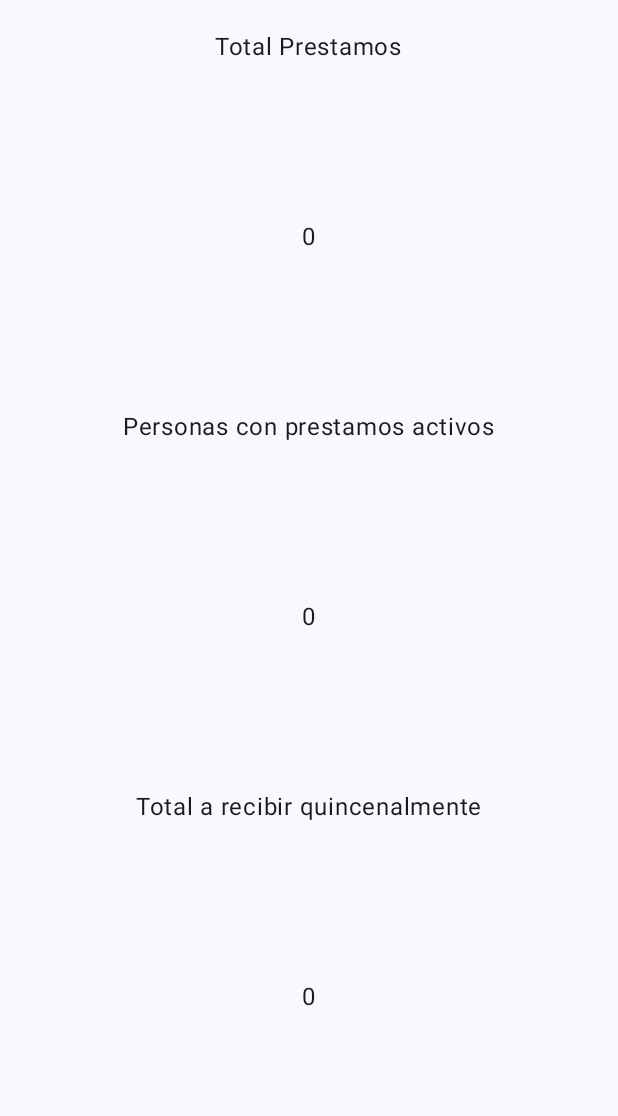
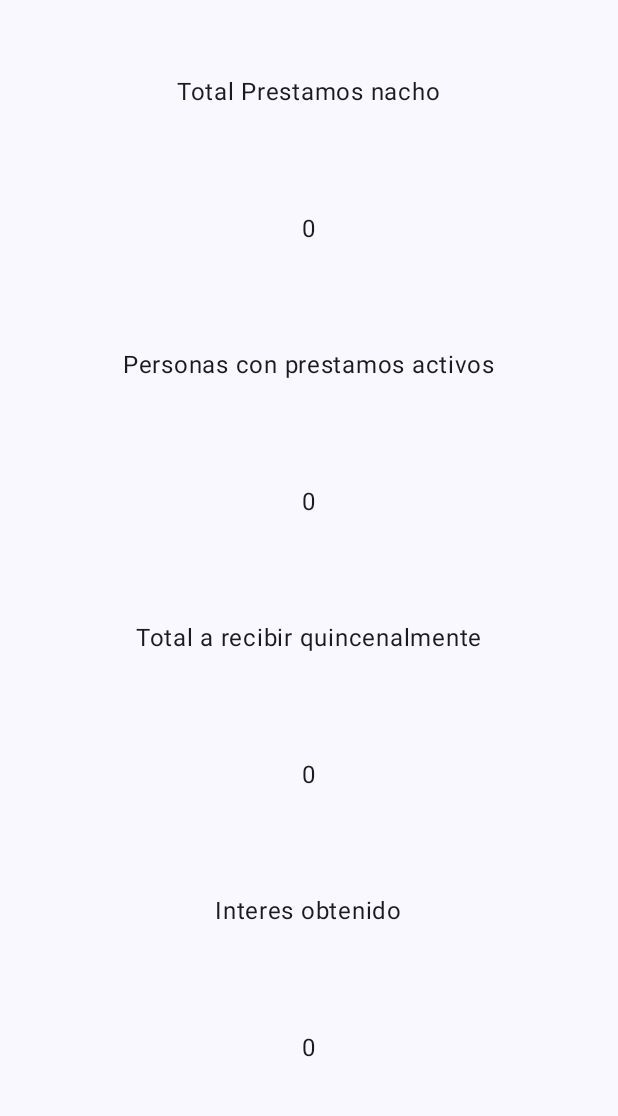
Before and after one commit to nacho914/Viclends, an Android app built with Jetpack Compose: the screen it shows after launch (MainActivity), on a phone screen of 412 x 824 dp, the part 96-1212 px from its top. Run offline under Robolectric (Android 15) with nearby library versions, the phone set to English and light mode, and no system bars.

Commit message:
Add a new rows for interes obtenido and add the padding for the content.

```diff
--- a/app/src/main/java/victor/paez/viclends/MainActivity.kt
+++ b/app/src/main/java/victor/paez/viclends/MainActivity.kt
@@ -1,9 +1,9 @@
 package victor.paez.viclends
 
-import android.annotation.SuppressLint
 import android.os.Bundle
 import androidx.activity.ComponentActivity
 import androidx.activity.compose.setContent
+import androidx.compose.foundation.layout.PaddingValues
 import androidx.compose.material3.CenterAlignedTopAppBar
 import androidx.compose.material3.ExperimentalMaterial3Api
 import androidx.compose.material3.MaterialTheme
@@ -13,12 +13,11 @@ import androidx.compose.material3.TopAppBarDefaults
 import androidx.compose.runtime.Composable
 import androidx.compose.ui.text.style.TextOverflow
 import androidx.compose.ui.tooling.preview.Preview
+import androidx.compose.ui.unit.dp
 import victor.paez.dashboard.Dashboard
 import victor.paez.viclends.ui.theme.ViclendsTheme
 
 class MainActivity : ComponentActivity() {
-
-    @SuppressLint("UnusedMaterial3ScaffoldPaddingParameter")
     @OptIn(ExperimentalMaterial3Api::class)
     override fun onCreate(savedInstanceState: Bundle?) {
         super.onCreate(savedInstanceState)
@@ -39,7 +38,7 @@ class MainActivity : ComponentActivity() {
                             ),
                         )
                     },
-                    content = { Dashboard() },
+                    content = { innerPadding -> Dashboard(innerPadding) },
                     // color = MaterialTheme.colorScheme.background,
                 )
             }
@@ -51,6 +50,6 @@ class MainActivity : ComponentActivity() {
 @Composable
 fun GreetingPreview() {
     ViclendsTheme {
-        Dashboard()
+        Dashboard(PaddingValues(16.dp))
     }
 }
--- a/dashboard/src/main/java/victor/paez/dashboard/DashboardScreen.kt
+++ b/dashboard/src/main/java/victor/paez/dashboard/DashboardScreen.kt
@@ -2,6 +2,7 @@ package victor.paez.dashboard
 
 import androidx.compose.foundation.layout.Arrangement
 import androidx.compose.foundation.layout.Column
+import androidx.compose.foundation.layout.PaddingValues
 import androidx.compose.foundation.layout.Row
 import androidx.compose.foundation.layout.fillMaxSize
 import androidx.compose.foundation.layout.fillMaxWidth
@@ -13,9 +14,9 @@ import androidx.compose.ui.tooling.preview.Preview
 import androidx.compose.ui.unit.dp
 
 @Composable
-fun Dashboard() {
+fun Dashboard(innerPadding: PaddingValues) {
     Column(
-        modifier = Modifier.padding(16.dp).fillMaxSize(),
+        modifier = Modifier.padding(innerPadding).fillMaxSize(),
         verticalArrangement = Arrangement.SpaceAround,
     ) {
         Row(
@@ -23,7 +24,7 @@ fun Dashboard() {
             horizontalArrangement = Arrangement.Center,
         ) {
             Text(
-                text = "Total Prestamos",
+                text = "Total Prestamos nacho",
             )
         }
 
@@ -64,6 +65,24 @@ fun Dashboard() {
         }
 
         Row(
+            modifier = Modifier.fillMaxWidth(),
+            horizontalArrangement = Arrangement.Center,
+        ) {
+            Text(
+                text = "0",
+            )
+        }
+
+        Row(
+            modifier = Modifier.fillMaxWidth(),
+            horizontalArrangement = Arrangement.Center,
+        ) {
+            Text(
+                text = "Interes obtenido",
+            )
+        }
+
+        Row(
             modifier = Modifier.fillMaxWidth().padding(bottom = 16.dp),
             horizontalArrangement = Arrangement.Center,
         ) {
@@ -77,5 +96,5 @@ fun Dashboard() {
 @Preview
 @Composable
 fun DashboardPreview() {
-    Dashboard()
+    Dashboard(PaddingValues(16.dp))
 }
```
